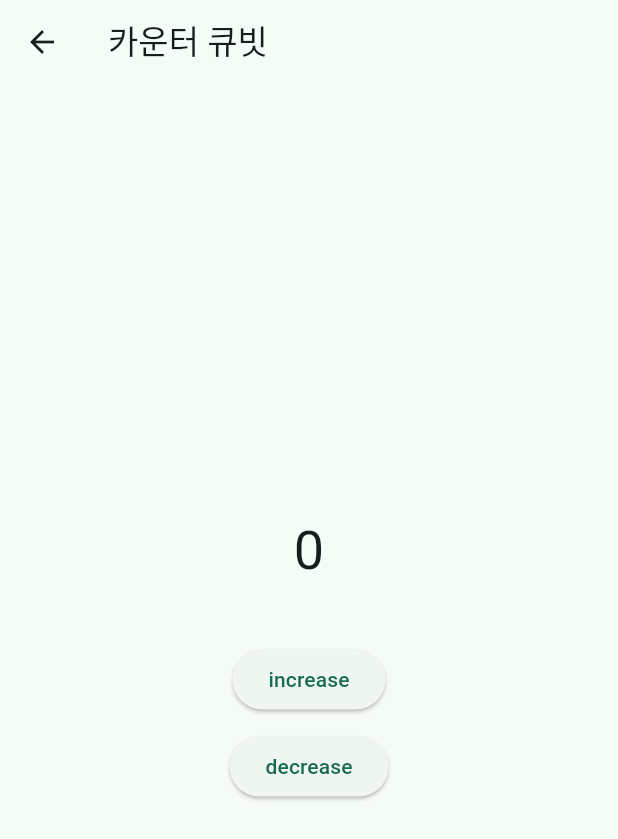
After one commit to galaxykhh/kiwi-bloc-guide, a Flutter app: the screen it shows after launch, after a tap on "카운터 큐빗 버전", on a phone screen of 412 x 824 dp. The commit adds this screen. Shown: the top 839 px of the screen. Run offline on Flutter 3.47's test engine with Material 2 defaults, Android fonts, the phone set to English and light mode, and no system bars; our stand-ins replace bloc_concurrency, equatable, flutter_bloc, rxdart.

Commit message:
counter cubit 추가

```diff
--- a/lib/core/routes/app_router.dart
+++ b/lib/core/routes/app_router.dart
@@ -1,5 +1,6 @@
 import 'package:flutter/material.dart';
 import 'package:kiwi_bloc_bible/presentation/counter/screen/counter_screen.dart';
+import 'package:kiwi_bloc_bible/presentation/counter_cubit/screen/counter_cubit_screen.dart';
 import 'package:kiwi_bloc_bible/presentation/home/screen/home_sceen.dart';
 import 'package:kiwi_bloc_bible/presentation/infinite_scroll/screen/infinite_scroll_screen.dart';
 
@@ -12,6 +13,9 @@ class AppRouter {
       case CounterScreen.routeName:
         return CounterScreen.route();
 
+      case CounterCubitScreen.routeName:
+        return CounterCubitScreen.route();
+
       case InfiniteScrollScreen.routeName:
       default:
         return InfiniteScrollScreen.route();
--- /dev/null
+++ b/lib/core/utils/overlay_extension.dart
@@ -0,0 +1,5 @@
+import 'package:flutter/material.dart';
+
+extension OverlayUtilsExtension on BuildContext {
+  Future<void> showAlertDialog() async {}
+}
--- /dev/null
+++ b/lib/presentation/counter_cubit/cubit/counter_cubit.dart
@@ -0,0 +1,11 @@
+import 'package:equatable/equatable.dart';
+import 'package:flutter_bloc/flutter_bloc.dart';
+
+part 'counter_state.dart';
+
+class CounterCubit extends Cubit<CounterState> {
+  CounterCubit() : super(const CounterState(0));
+
+  void increment() => emit(state.copyWith(state.count + 1));
+  void decrement() => emit(state.copyWith(state.count - 1));
+}
--- /dev/null
+++ b/lib/presentation/counter_cubit/cubit/counter_state.dart
@@ -0,0 +1,14 @@
+part of 'counter_cubit.dart';
+
+class CounterState extends Equatable {
+  const CounterState(this.count);
+
+  final int count;
+
+  CounterState copyWith(int? count) {
+    return CounterState(count ?? this.count);
+  }
+
+  @override
+  List<Object> get props => [count];
+}
--- /dev/null
+++ b/lib/presentation/counter_cubit/screen/counter_cubit_screen.dart
@@ -0,0 +1,47 @@
+import 'package:flutter/material.dart';
+import 'package:flutter_bloc/flutter_bloc.dart';
+import 'package:kiwi_bloc_bible/presentation/counter_cubit/cubit/counter_cubit.dart';
+import 'package:kiwi_bloc_bible/presentation/counter_cubit/widget/counter_cubit_button.dart';
+
+class CounterCubitScreen extends StatelessWidget {
+  const CounterCubitScreen({Key? key}) : super(key: key);
+
+  static const String routeName = 'counter cubit';
+
+  static Route route() => MaterialPageRoute(builder: (context) {
+        return BlocProvider(
+          create: (context) => CounterCubit(),
+          child: const CounterCubitScreen(),
+        );
+      });
+
+  @override
+  Widget build(BuildContext context) {
+    print('CounterCubitScreen Build');
+    return Scaffold(
+      appBar: AppBar(
+        title: const Text('카운터 큐빗'),
+      ),
+      body: Center(
+        child: Column(
+          mainAxisAlignment: MainAxisAlignment.center,
+          children: [
+            BlocSelector<CounterCubit, CounterState, int>(
+              selector: (state) => state.count,
+              builder: (context, count) {
+                return Text(
+                  count.toString(),
+                  style: Theme.of(context).textTheme.headline3,
+                );
+              },
+            ),
+            const SizedBox(height: 40),
+            const CounterCubitButton.increment(),
+            const SizedBox(height: 10),
+            const CounterCubitButton.decrement(),
+          ],
+        ),
+      ),
+    );
+  }
+}
--- /dev/null
+++ b/lib/presentation/counter_cubit/widget/counter_cubit_button.dart
@@ -0,0 +1,28 @@
+import 'package:flutter/material.dart';
+import 'package:flutter_bloc/flutter_bloc.dart';
+import 'package:kiwi_bloc_bible/presentation/counter_cubit/cubit/counter_cubit.dart';
+
+class CounterCubitButton extends StatelessWidget {
+  const CounterCubitButton.increment({
+    Key? key,
+  })  : _isIncrement = true,
+        super(key: key);
+
+  const CounterCubitButton.decrement({
+    Key? key,
+  })  : _isIncrement = false,
+        super(key: key);
+
+  final bool _isIncrement;
+
+  @override
+  Widget build(BuildContext context) {
+    final cubit = context.read<CounterCubit>();
+    return ElevatedButton(
+      onPressed: _isIncrement ? cubit.increment : cubit.decrement,
+      child: Text(_label),
+    );
+  }
+
+  String get _label => _isIncrement ? 'increase' : 'decrease';
+}
--- a/lib/presentation/home/screen/home_sceen.dart
+++ b/lib/presentation/home/screen/home_sceen.dart
@@ -1,5 +1,7 @@
 import 'package:flutter/material.dart';
+import 'package:kiwi_bloc_bible/core/utils/simple_router.dart';
 import 'package:kiwi_bloc_bible/presentation/counter/screen/counter_screen.dart';
+import 'package:kiwi_bloc_bible/presentation/counter_cubit/screen/counter_cubit_screen.dart';
 import 'package:kiwi_bloc_bible/presentation/home/widget/route_button.dart';
 import 'package:kiwi_bloc_bible/presentation/infinite_scroll/screen/infinite_scroll_screen.dart';
 
@@ -24,11 +26,15 @@ class HomeScreen extends StatelessWidget {
           children: [
             RouteButton(
               label: '카운터',
-              onPressed: () => Navigator.pushNamed(context, CounterScreen.routeName),
+              onPressed: () => context.pushNamed(CounterScreen.routeName),
+            ),
+            RouteButton(
+              label: '카운터 큐빗 버전',
+              onPressed: () => context.pushNamed(CounterCubitScreen.routeName),
             ),
             RouteButton(
               label: '무한스크롤',
-              onPressed: () => Navigator.pushNamed(context, InfiniteScrollScreen.routeName),
+              onPressed: () => context.pushNamed(InfiniteScrollScreen.routeName),
             ),
           ],
         ),
--- a/pubspec.yaml
+++ b/pubspec.yaml
@@ -38,6 +38,7 @@ dependencies:
   equatable: ^2.0.3
   bloc_concurrency: ^0.2.0
   rxdart: ^0.27.4
+  scribble: ^0.4.0
 
 dev_dependencies:
   flutter_test:
```
Also changed, not shown: lib/core/utils/simple_router.dart (added, +58 -0 lines), pubspec.lock, 9 other files.
